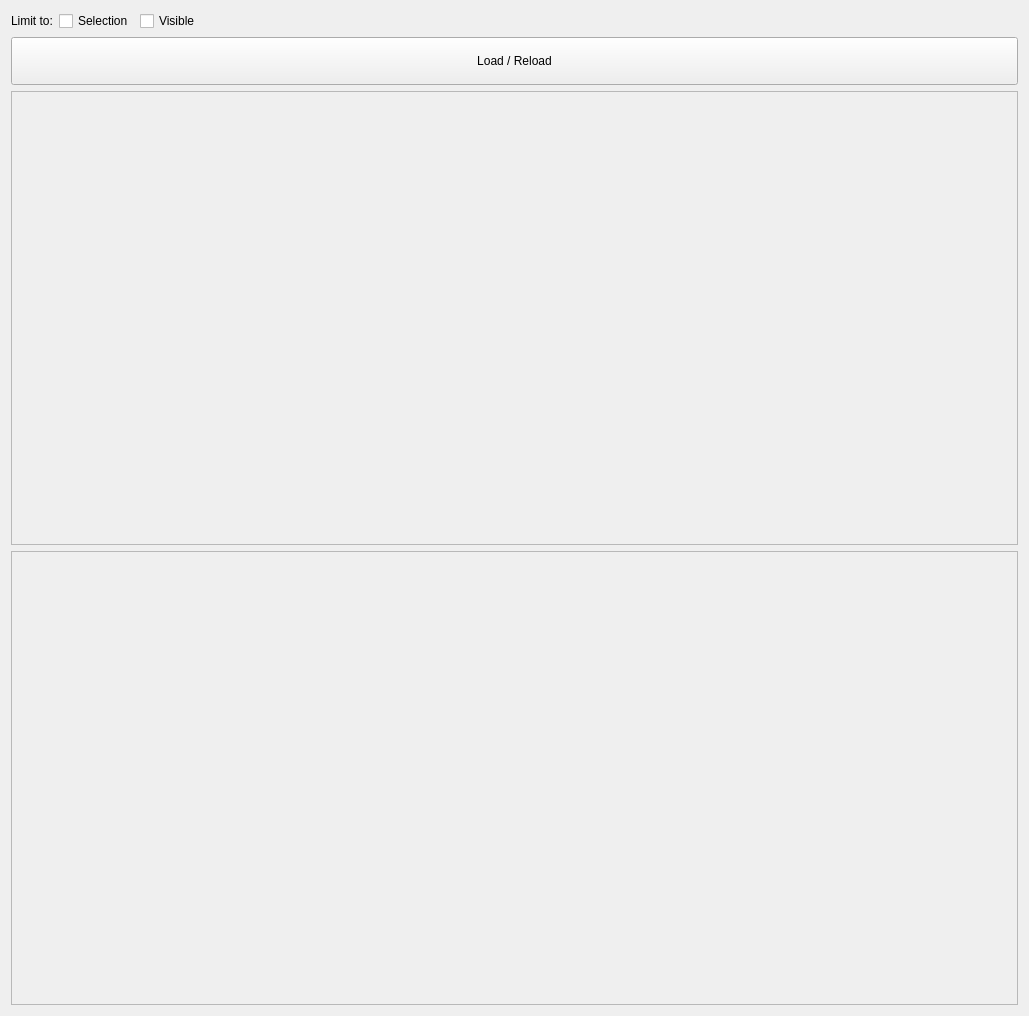
Qt form nodemanager/ui/manager_widget.ui (beatreichenbach/node-manager) before a commit.
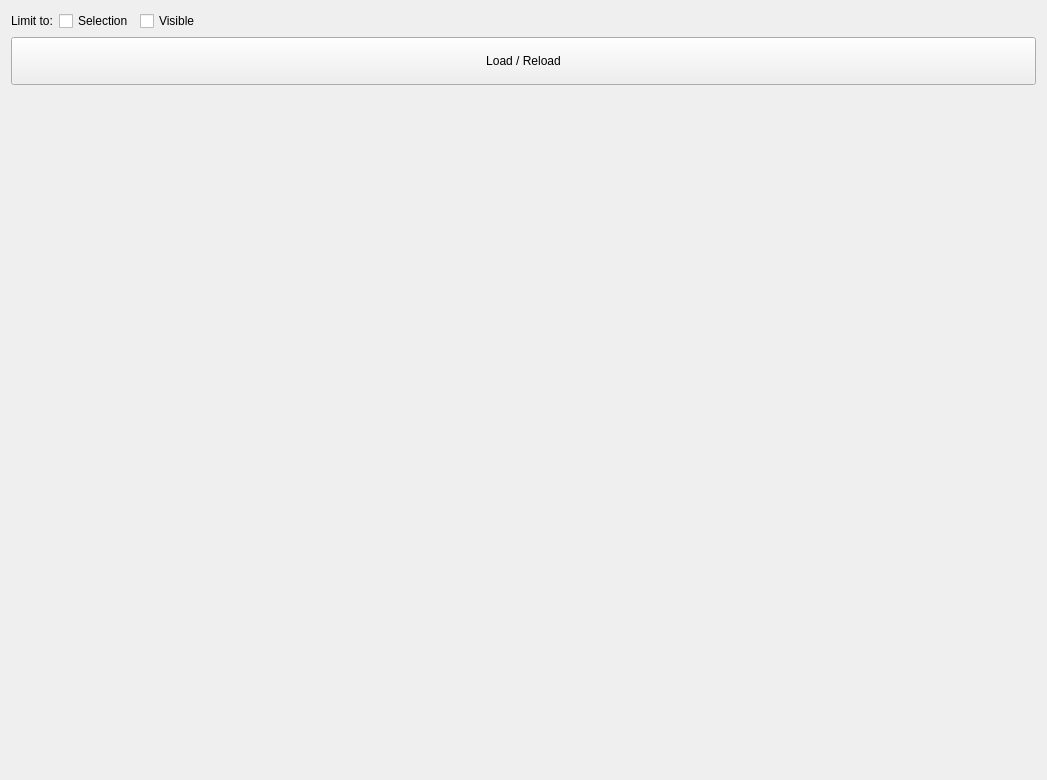
The same form after that commit.

```diff
--- a/nodemanager/ui/manager_widget.ui
+++ b/nodemanager/ui/manager_widget.ui
@@ -6,14 +6,14 @@
    <rect>
     <x>0</x>
     <y>0</y>
-    <width>1029</width>
-    <height>1016</height>
+    <width>1047</width>
+    <height>780</height>
    </rect>
   </property>
   <property name="windowTitle">
    <string>Form</string>
   </property>
-  <layout class="QVBoxLayout" name="verticalLayout">
+  <layout class="QVBoxLayout" name="main_lay" stretch="0,0,1">
    <item>
     <layout class="QHBoxLayout" name="parameters_lay" stretch="0,0,0,0">
      <item>
@@ -66,46 +66,7 @@
     </widget>
    </item>
    <item>
-    <widget class="QScrollArea" name="display_scroll">
-     <property name="focusPolicy">
-      <enum>Qt::NoFocus</enum>
-     </property>
-     <property name="widgetResizable">
-      <bool>true</bool>
-     </property>
-     <widget class="QWidget" name="display_widget">
-      <property name="geometry">
-       <rect>
-        <x>0</x>
-        <y>0</y>
-        <width>1009</width>
-        <height>455</height>
-       </rect>
-      </property>
-      <layout class="QVBoxLayout" name="display_lay"/>
-     </widget>
-    </widget>
-   </item>
-   <item>
-    <widget class="QScrollArea" name="list_scroll">
-     <property name="focusPolicy">
-      <enum>Qt::NoFocus</enum>
-     </property>
-     <property name="widgetResizable">
-      <bool>true</bool>
-     </property>
-     <widget class="QWidget" name="list_widget">
-      <property name="geometry">
-       <rect>
-        <x>0</x>
-        <y>0</y>
-        <width>1009</width>
-        <height>454</height>
-       </rect>
-      </property>
-      <layout class="QHBoxLayout" name="list_lay"/>
-     </widget>
-    </widget>
+    <widget class="QWidget" name="nodes_widget" native="true"/>
    </item>
   </layout>
  </widget>
```
